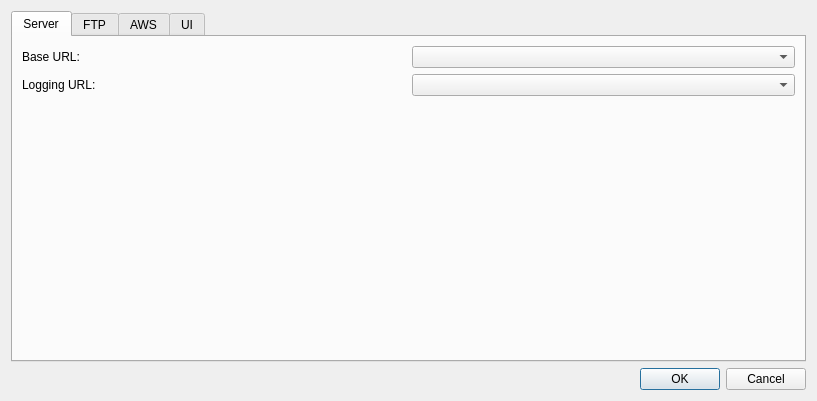
First picture: the form in src/utils/EditConfigDialog.ui, repository jensvogt/awsmock-qt-ui, before the edit.
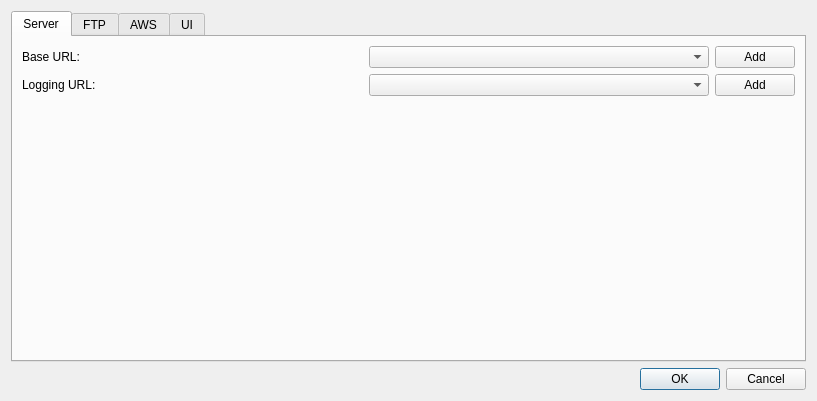
Second picture: the form after the edit. The open tabs and pages were chosen to show the change.

Commit message: fix: baseURL adding button

What changed in the file:
```diff
--- a/src/utils/EditConfigDialog.ui
+++ b/src/utils/EditConfigDialog.ui
@@ -39,17 +39,7 @@
           <number>0</number>
          </property>
          <item>
-          <layout class="QGridLayout" name="gridLayout" columnstretch="1,1">
-           <item row="0" column="0">
-            <widget class="QLabel" name="baseUrlLabel">
-             <property name="text">
-              <string>Base URL:</string>
-             </property>
-            </widget>
-           </item>
-           <item row="0" column="1">
-            <widget class="QComboBox" name="baseUrlComboBox"/>
-           </item>
+          <layout class="QGridLayout" name="gridLayout" columnstretch="1,1,0">
            <item row="1" column="0">
             <widget class="QLabel" name="loggingLabel">
              <property name="text">
@@ -60,6 +50,30 @@
            <item row="1" column="1">
             <widget class="QComboBox" name="websocketUrlCombo"/>
            </item>
+           <item row="0" column="0">
+            <widget class="QLabel" name="baseUrlLabel">
+             <property name="text">
+              <string>Base URL:</string>
+             </property>
+            </widget>
+           </item>
+           <item row="0" column="1">
+            <widget class="QComboBox" name="baseUrlComboBox"/>
+           </item>
+           <item row="0" column="2">
+            <widget class="QPushButton" name="baseUrlAddButton">
+             <property name="text">
+              <string>Add</string>
+             </property>
+            </widget>
+           </item>
+           <item row="1" column="2">
+            <widget class="QPushButton" name="loggingUrlAddButton">
+             <property name="text">
+              <string>Add</string>
+             </property>
+            </widget>
+           </item>
           </layout>
          </item>
          <item>
```
Left out of the diff: 2 changed lines with no effect on the pictures. The commit also changes 19 other files.
